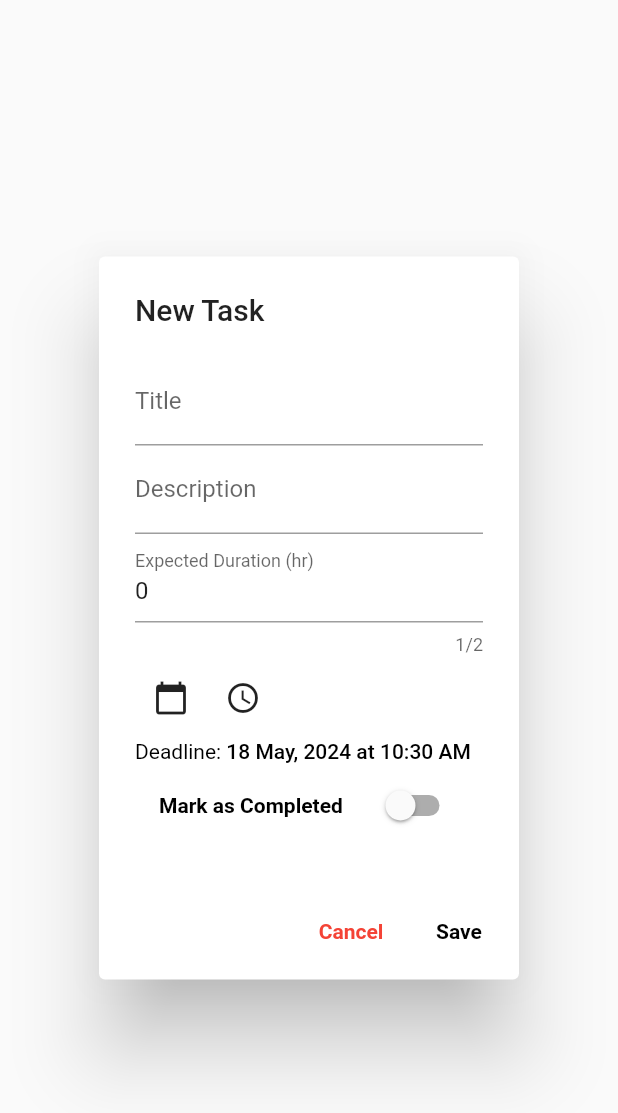
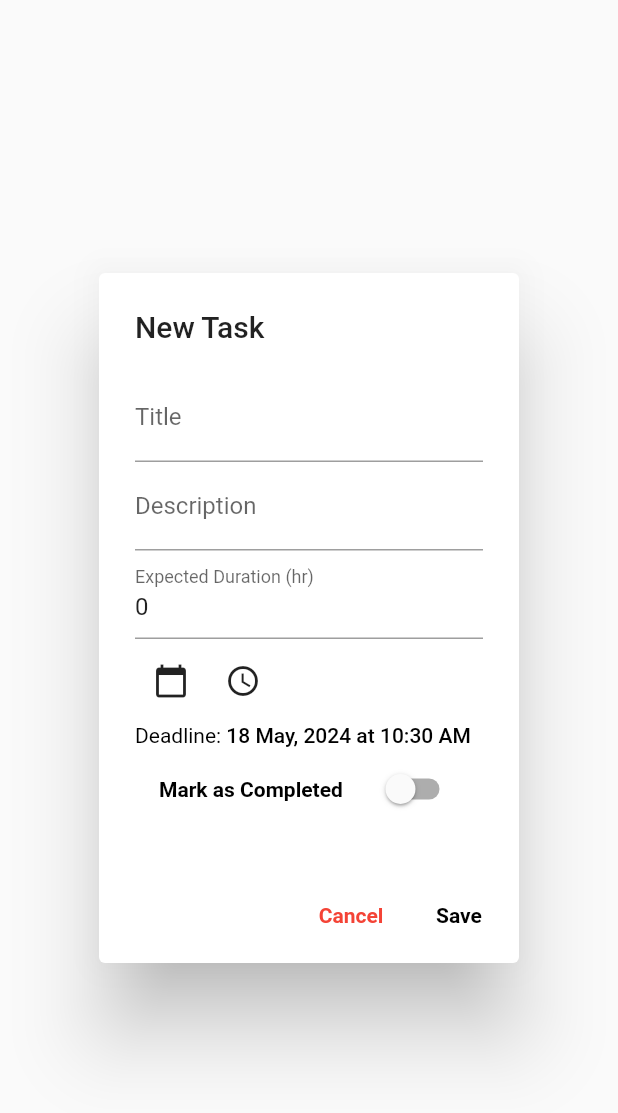
Before and after one commit to iramaprajapati/todo_task_app, a Flutter app: the TaskDialog widget shown alone on an empty page, opened directly, on a phone screen of 412 x 824 dp. Shown: the top 1113 px of the screen. Run offline on Flutter 3.47's test engine with Material 2 defaults, Android fonts, the phone set to English and light mode, and no system bars; our stand-ins replace cloud_firestore, firebase_auth, firebase_core, flutter_local_notifications, timezone; accounts and stored records are empty; generated files the repository leaves out were written again.

Commit message:
UI Fixed

```diff
--- a/lib/screens/register_screen.dart
+++ b/lib/screens/register_screen.dart
@@ -74,8 +74,10 @@ class _RegisterScreenState extends State<RegisterScreen> {
                 TextFormField(
                   keyboardType: TextInputType.phone,
                   maxLength: 10,
+
                   decoration: InputDecoration(
                     labelText: 'Mobile',
+                    counterText: '',
                     prefixIcon: Icon(Icons.phone),
                   ),
                   validator: (value) =>
--- a/lib/screens/task_dialog.dart
+++ b/lib/screens/task_dialog.dart
@@ -78,10 +78,11 @@ class _TaskDialogState extends State<TaskDialog> {
 
               TextFormField(
                 decoration:
-                InputDecoration(labelText: 'Expected Duration (hr)'),
+                InputDecoration(labelText: 'Expected Duration (hr)', counterText: '',),
                 maxLength: 2,
                 initialValue: _duration.toString(),
                 keyboardType: TextInputType.number,
+
                 validator: (value) => value!.isEmpty || int.tryParse(value) == null
                     ? 'Enter a valid duration'
                     : null,
```
